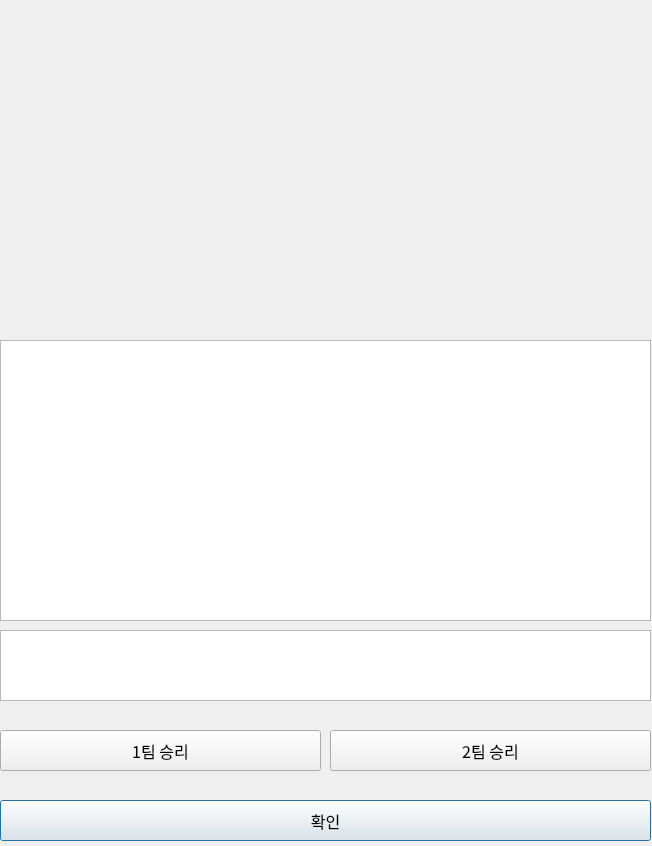
Before: the Qt Designer form img/ui/team_window.ui in kbeekim/lol_teamfight, drawn with Qt 5.
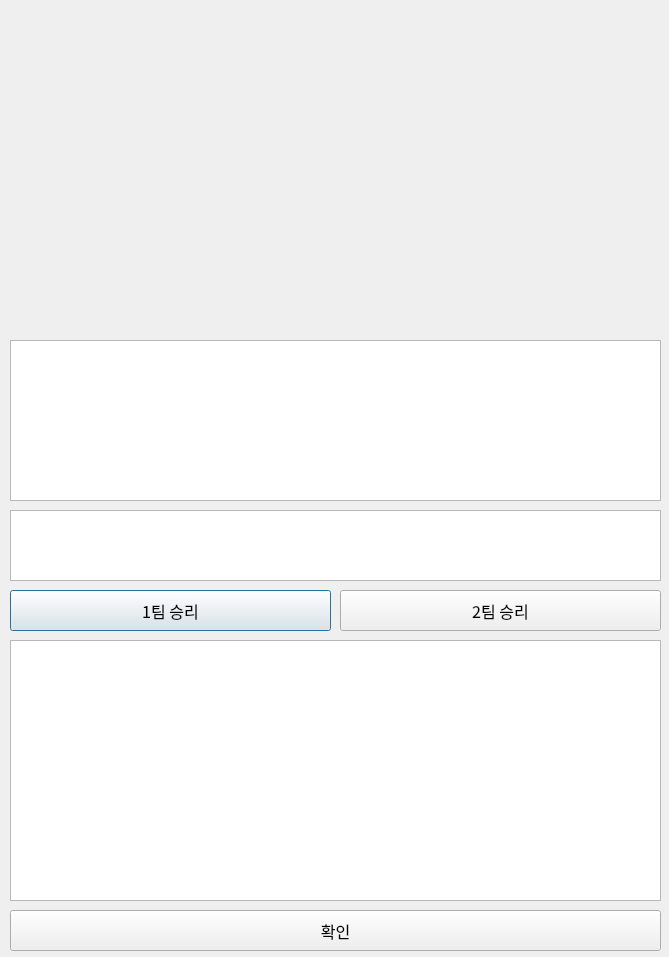
After: the same form once the commit is applied. Icons and pictures are not drawn.

Patch:
```diff
--- a/img/ui/team_window.ui
+++ b/img/ui/team_window.ui
@@ -6,8 +6,8 @@
    <rect>
     <x>0</x>
     <y>0</y>
-    <width>652</width>
-    <height>846</height>
+    <width>669</width>
+    <height>957</height>
    </rect>
   </property>
   <property name="windowTitle">
@@ -16,7 +16,7 @@
   <widget class="QWidget" name="gridLayoutWidget">
    <property name="geometry">
     <rect>
-     <x>0</x>
+     <x>10</x>
      <y>10</y>
      <width>651</width>
      <height>321</height>
@@ -136,8 +136,8 @@
   <widget class="QTextEdit" name="team_edit">
    <property name="geometry">
     <rect>
-     <x>0</x>
-     <y>630</y>
+     <x>10</x>
+     <y>510</y>
      <width>651</width>
      <height>71</height>
     </rect>
@@ -148,32 +148,13 @@
     </font>
    </property>
   </widget>
-  <widget class="QPushButton" name="ok_btn">
-   <property name="geometry">
-    <rect>
-     <x>0</x>
-     <y>800</y>
-     <width>651</width>
-     <height>41</height>
-    </rect>
-   </property>
-   <property name="font">
-    <font>
-     <family>Noto Sans Korean Regular</family>
-     <pointsize>12</pointsize>
-    </font>
-   </property>
-   <property name="text">
-    <string>확인</string>
-   </property>
-  </widget>
   <widget class="QTextEdit" name="log_edit">
    <property name="geometry">
     <rect>
-     <x>0</x>
+     <x>10</x>
      <y>340</y>
      <width>651</width>
-     <height>281</height>
+     <height>161</height>
     </rect>
    </property>
    <property name="font">
@@ -185,8 +166,8 @@
   <widget class="QPushButton" name="ok_btn_2">
    <property name="geometry">
     <rect>
-     <x>0</x>
-     <y>730</y>
+     <x>10</x>
+     <y>590</y>
      <width>321</width>
      <height>41</height>
     </rect>
@@ -204,8 +185,8 @@
   <widget class="QPushButton" name="ok_btn_3">
    <property name="geometry">
     <rect>
-     <x>330</x>
-     <y>730</y>
+     <x>340</x>
+     <y>590</y>
      <width>321</width>
      <height>41</height>
     </rect>
@@ -220,6 +201,42 @@
     <string>2팀 승리</string>
    </property>
   </widget>
+  <widget class="QPushButton" name="ok_btn">
+   <property name="geometry">
+    <rect>
+     <x>10</x>
+     <y>910</y>
+     <width>651</width>
+     <height>41</height>
+    </rect>
+   </property>
+   <property name="font">
+    <font>
+     <family>Noto Sans Korean Regular</family>
+     <pointsize>12</pointsize>
+    </font>
+   </property>
+   <property name="text">
+    <string>확인</string>
+   </property>
+  </widget>
+  <widget class="QTableWidget" name="tableWidget">
+   <property name="geometry">
+    <rect>
+     <x>10</x>
+     <y>640</y>
+     <width>651</width>
+     <height>261</height>
+    </rect>
+   </property>
+  </widget>
+  <zorder>gridLayoutWidget</zorder>
+  <zorder>team_edit</zorder>
+  <zorder>team1_win_btn</zorder>
+  <zorder>team2_win_btn</zorder>
+  <zorder>ok_btn</zorder>
+  <zorder>tableWidget</zorder>
+  <zorder>log_edit</zorder>
  </widget>
  <resources/>
  <connections/>
```
Left out of the diff: 4 changed lines with no effect on the pictures.
